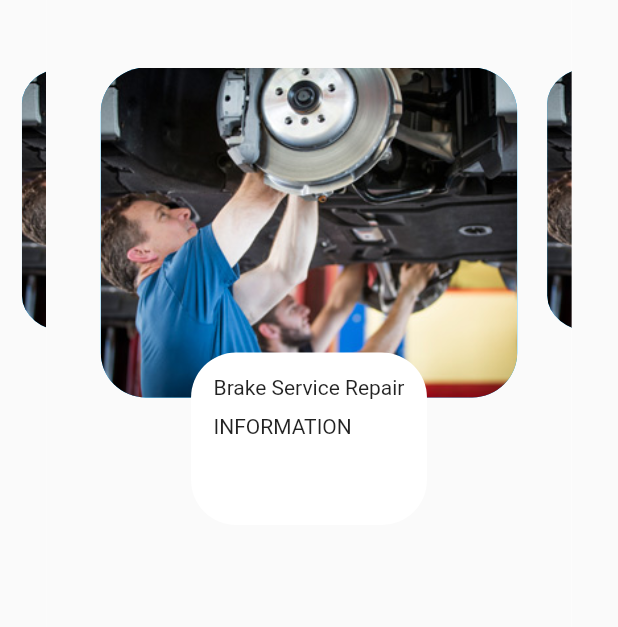
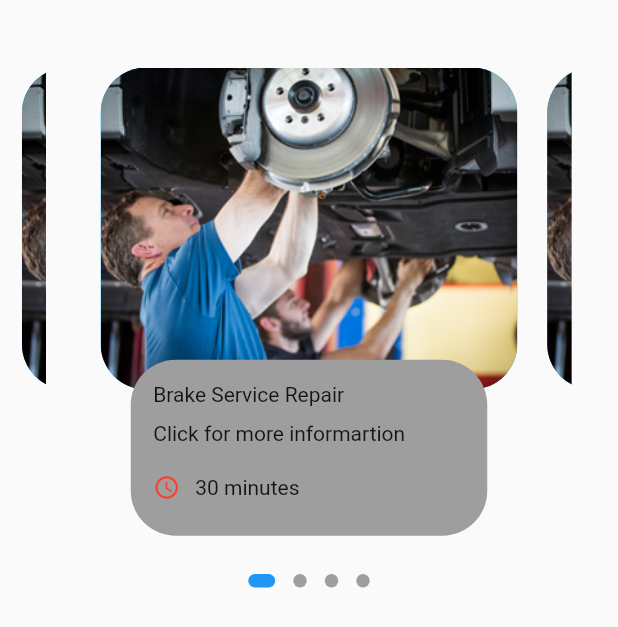
Before and after one commit to Caramelite/Automatik_Customer, a Flutter app: the MainScreen screen opened directly, swiped to page 2, on a phone screen of 412 x 824 dp. Shown: the top 627 px of the screen. Run offline on Flutter 3.47's test engine with Material 2 defaults, Android fonts, the phone set to English and light mode, and no system bars; drawn by our look-alikes of dots_indicator; our stand-ins replace firebase_auth, firebase_core, firebase_database, fluttertoast, geolocator, get; accounts and stored records are empty.

Commit message:
update: screen sizes

```diff
--- a/lib/main.dart
+++ b/lib/main.dart
@@ -1,5 +1,6 @@
 import 'package:firebase_core/firebase_core.dart';
 import 'package:flutter/material.dart';
+import 'package:get/get.dart';
 import 'package:provider/provider.dart';
 import 'infoHandler/app_info.dart';
 import 'splashScreen/splash_screen.dart';
@@ -12,8 +13,8 @@ void main() async {
       MyApp(
         child : ChangeNotifierProvider(
           create: (context) => AppInfo(),
-          child: MaterialApp(
-            title: 'Technician App',
+          child: GetMaterialApp(
+            title: 'Customer App',
             theme: ThemeData(
             primarySwatch: Colors.blue,
             ),
--- a/lib/mainScreens/main_screen.dart
+++ b/lib/mainScreens/main_screen.dart
@@ -1,7 +1,6 @@
 import 'package:flutter/material.dart';
-import '../global/global.dart';
 import '../screens/repair_screen.dart';
-import '../widgets/my_drawer.dart';
+import '../widgets/dimensions.dart';
 
 class MainScreen extends StatefulWidget {
   const MainScreen({Key? key}) : super(key: key);
@@ -12,20 +11,8 @@ class MainScreen extends StatefulWidget {
 
 class _MainScreenState extends State<MainScreen> {
   PageController pageController = PageController(viewportFraction: 0.85);
-  var _currentPageValue = 0.0;
   final double _scaleFactor = 0.8;
-  final double _height = 220;
-
-  @override
-  void initState(){
-    super.initState();
-    pageController.addListener(() {
-      setState(() {
-        _currentPageValue = pageController.page!;
-        //print("Current page value: " + _currentPageValue.toString());
-      });
-    });
-  }
+  final double _height =  Dimensions.pageViewContainer;
 
   @override
   Widget build(BuildContext context) {
--- a/lib/screens/repair_screen.dart
+++ b/lib/screens/repair_screen.dart
@@ -1,4 +1,7 @@
+import 'package:dots_indicator/dots_indicator.dart';
 import 'package:flutter/material.dart';
+
+import '../widgets/dimensions.dart';
 
 class RepairBodyPage extends StatefulWidget {
   const RepairBodyPage({Key? key}) : super(key: key);
@@ -10,8 +13,8 @@ class RepairBodyPage extends StatefulWidget {
 class _RepairBodyPageState extends State<RepairBodyPage> {
   PageController pageController = PageController(viewportFraction: 0.85);
   var _currentPageValue = 0.0;
-  double _scaleFactor = 0.8;
-  double _height = 220;
+  final double _scaleFactor = 0.8;
+  final double _height = Dimensions.pageViewContainer;
 
   @override
   void initState(){
@@ -19,21 +22,35 @@ class _RepairBodyPageState extends State<RepairBodyPage> {
     pageController.addListener(() {
       setState(() {
         _currentPageValue = pageController.page!;
-        //print("Current page value: " + _currentPageValue.toString());
       });
     });
   }
 
   @override
   Widget build(BuildContext context) {
-    return SizedBox(
-      height: 320,
+    return Column(
+      children: [
+        SizedBox(
+          height: Dimensions.pageView,
           child: PageView.builder(
               controller: pageController,
               itemCount: 4,
               itemBuilder: (context, position){
                 return _buildPageItem(position);
-          }),
+              },
+          ),
+        ),
+        SizedBox(height: Dimensions.height20),
+        DotsIndicator(
+          dotsCount: 4,
+          position: _currentPageValue,
+          decorator: DotsDecorator(
+          size: const Size.square(9.0),
+          activeSize: const Size(18.0, 9.0),
+          activeShape: RoundedRectangleBorder(borderRadius: BorderRadius.circular(5.0)),
+          ),
+        )
+      ],
     );
   }
 
@@ -44,25 +61,10 @@ class _RepairBodyPageState extends State<RepairBodyPage> {
 
   Widget _buildPageItem(int index)
   {
-    Matrix4 matrix = Matrix4.identity();
-    if(index == _currentPageValue.floor())
-    {
-      var currentScale = 1 - (_currentPageValue - index) * (1 - _scaleFactor);
-      var currentTransformation = _height * (1 - currentScale) / 2;
-      matrix = Matrix4.diagonal3Values(1, currentScale, 1);
-    }
-    else if (index == _currentPageValue.floor()+1){
-      var currentScale = _scaleFactor + (_currentPageValue - index + 1) * (1 + _scaleFactor);
-      var currentTransformation = _height * (1 - currentScale) / 2;
-      matrix = Matrix4.diagonal3Values(1, currentScale, 1);
-    }
-
-    return Transform(
-      transform: matrix,
-      child: Stack(
+      return Stack(
           children: [
             Container(
-              height: 220,
+              height: Dimensions.pageViewContainer,
               margin: const EdgeInsets.only(left: 10, right: 10),
               decoration:  BoxDecoration(
                   borderRadius: BorderRadius.circular(30),
@@ -76,27 +78,34 @@ class _RepairBodyPageState extends State<RepairBodyPage> {
             Align(
               alignment: Alignment.bottomCenter,
               child: Container(
-                height: 115,
-                margin: const EdgeInsets.only(left: 30, right: 30, bottom: 15),
+                height: Dimensions.pageViewTextContainer,
+                margin: const EdgeInsets.only(left: 30, right: 30),
                 decoration:  BoxDecoration(
                   borderRadius: BorderRadius.circular(30),
-                  color: Colors.white,
+                  color: Colors.grey,
                 ),
                 child: Container(
                   padding: const EdgeInsets.only(top: 15, left: 15, right: 15),
                   child: Column(
                     crossAxisAlignment: CrossAxisAlignment.start,
+                    children: [
+                      const Text("Brake Service Repair"),
+                      SizedBox(height: Dimensions.height10),
+                      const Text("Click for more informartion"),
+                      SizedBox(height: Dimensions.height20),
+                      Row(
                         children: const [
-                      Text("Brake Service Repair"),
-                      SizedBox(height: 10),
-                      Text("INFORMATION"),
+                          Icon(Icons.access_time_rounded, color: Colors.red, size: 18),
+                          SizedBox(width: 10),
+                          Text("30 minutes"),
+                        ],
+                      )
                     ],
                   ),
                 ),
               ),
             ),
           ]
-      ),
       );
   }
 }
--- /dev/null
+++ b/lib/widgets/dimensions.dart
@@ -0,0 +1,15 @@
+import 'package:get/get.dart';
+
+class Dimensions
+{
+  static double screenHeight = Get.context!.height;
+  static double screenWidth = Get.context!.width;
+
+  static double pageViewContainer = screenHeight / 3.84;
+  static double pageViewTextContainer = screenHeight / 7.03;
+
+  static double pageView = screenHeight / 2.64;
+
+  static double height10 = screenHeight /84.4;
+  static double height20 = screenHeight /42.2;
+}
--- a/pubspec.yaml
+++ b/pubspec.yaml
@@ -43,6 +43,8 @@ dependencies:
   http: ^0.13.4
   provider: ^6.0.2
   flutter_geofire: ^2.0.1
+  dots_indicator: ^2.1.0
+  get: ^4.6.5
 
 dev_dependencies:
   flutter_test:
```
Also changed, not shown: pubspec.lock. Lines whose indentation alone changed are shown as unchanged.
